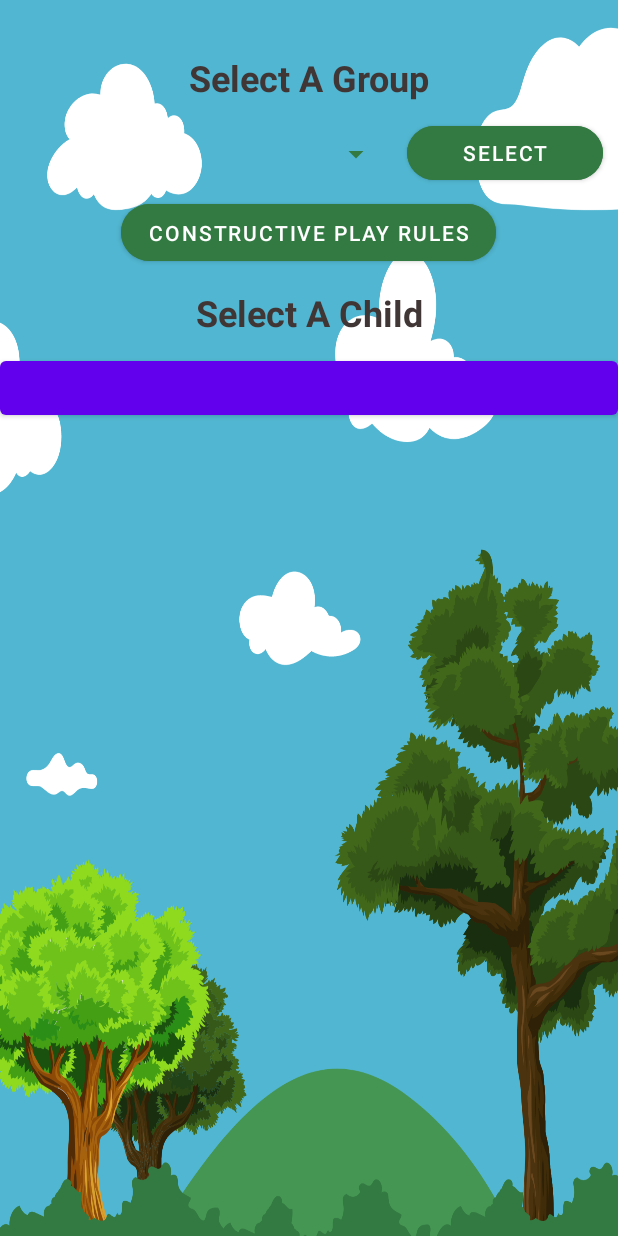
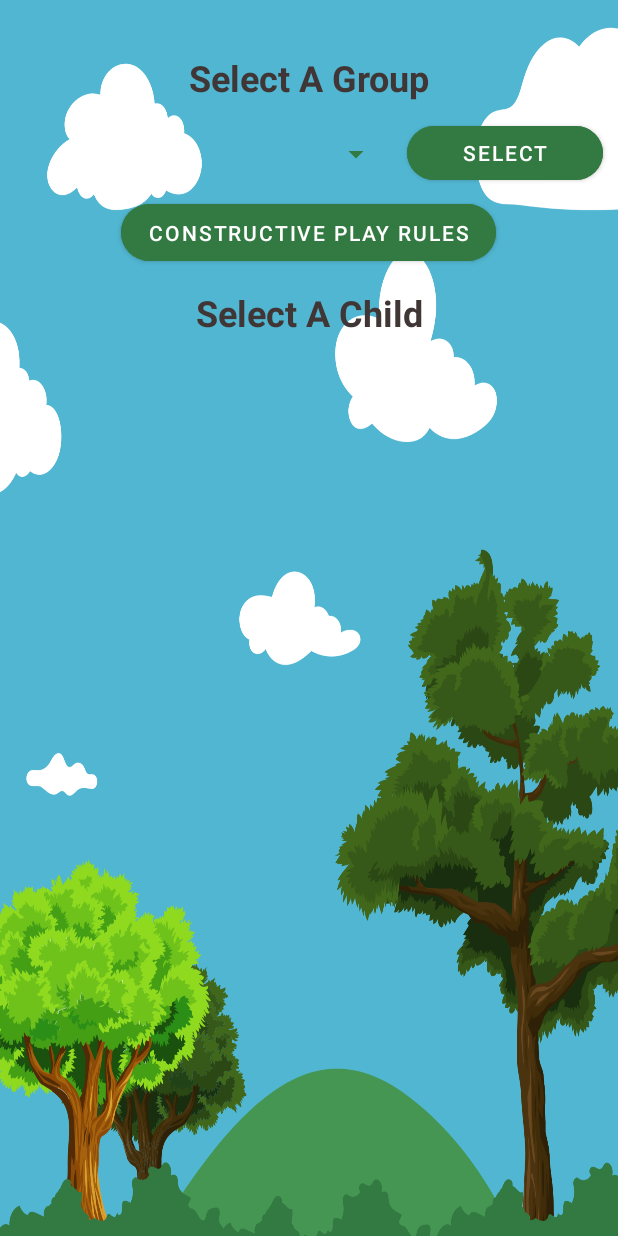
Before and after one commit to GroupA-SODV2999-CapstoneProject/FindAndPlay, an Android app: the PlayerSelect screen opened directly, with no data from a screen before it, on a phone screen of 412 x 824 dp. Run offline under Robolectric (Android 15) with nearby library versions, the phone set to English and light mode, and no system bars; our stand-ins replace Firebase (no records; nobody signed in at launch, a user with empty details on screens opened directly).

```diff
--- a/app/src/main/res/layout-sw600dp/activity_player_select.xml
+++ b/app/src/main/res/layout-sw600dp/activity_player_select.xml
@@ -90,12 +90,6 @@
                 android:textStyle="bold"
                 tools:ignore="TextContrastCheck" />
 
-            <Button
-                android:id="@+id/button3"
-                android:layout_width="match_parent"
-                android:layout_height="wrap_content"
-                tools:ignore="SpeakableTextPresentCheck" />
-
 
         </LinearLayout>
     </ScrollView>
--- a/app/src/main/res/layout/activity_player_select.xml
+++ b/app/src/main/res/layout/activity_player_select.xml
@@ -87,12 +87,6 @@
                 android:textStyle="bold"
                 tools:ignore="TextContrastCheck" />
 
-            <Button
-                android:id="@+id/button3"
-                android:layout_width="match_parent"
-                android:layout_height="wrap_content"
-                tools:ignore="SpeakableTextPresentCheck" />
-
 
         </LinearLayout>
     </ScrollView>
```
Also changed, not shown: app/src/main/java/com/hfad/findandplayA/PlayerSelect.java (+9 -2 lines).
